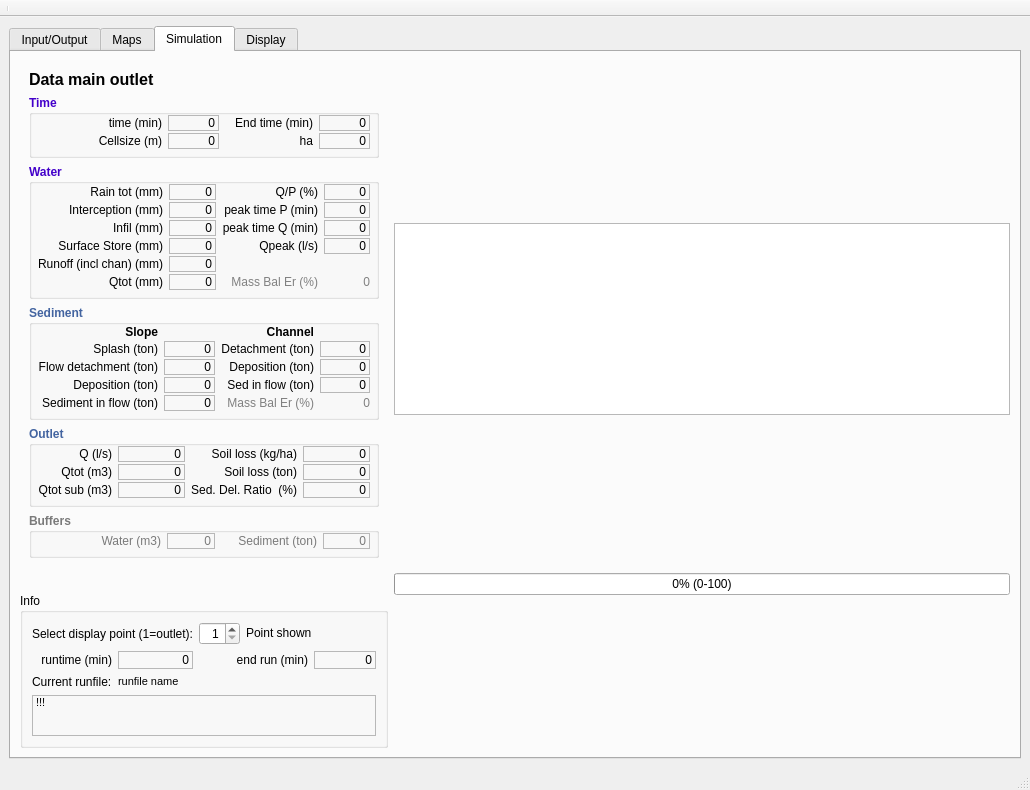
First picture: the form in ui_full/lisemqt.ui, repository vjetten/openlisem, before the edit.
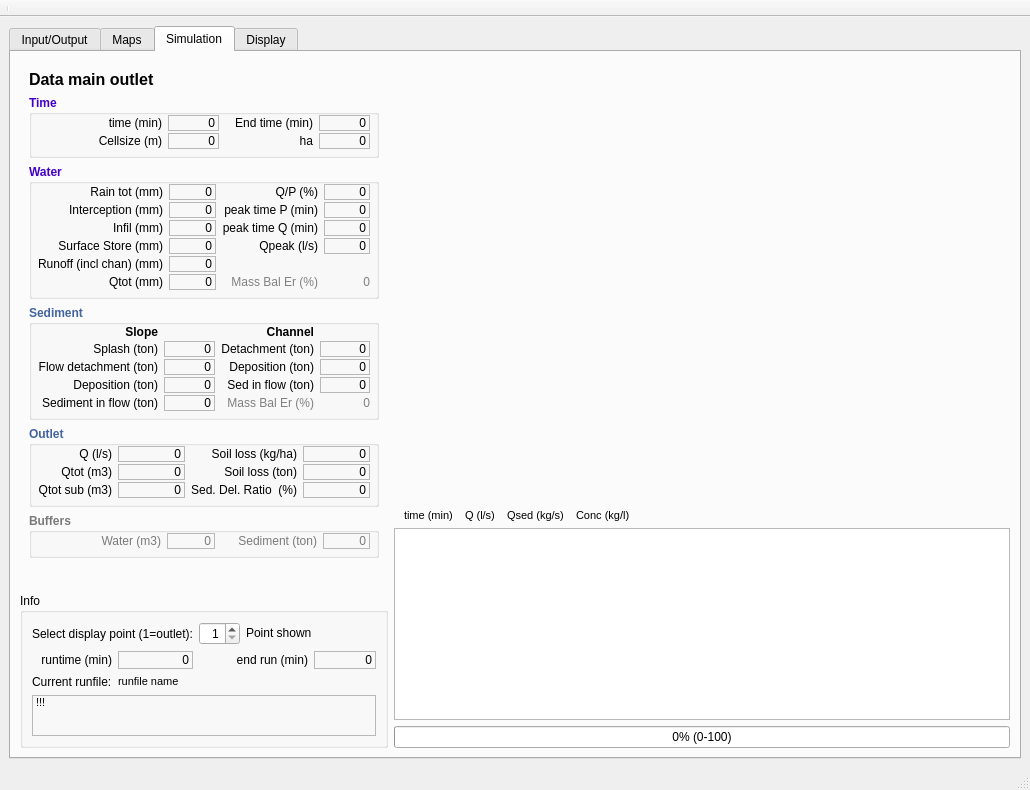
Second picture: the form after the edit. The open tabs and pages were chosen to show the change. Icons and pictures are not drawn.

Patch:
```diff
--- a/ui_full/lisemqt.ui
+++ b/ui_full/lisemqt.ui
@@ -12322,6 +12322,42 @@
             </property>
            </spacer>
           </item>
+          <item>
+           <spacer name="verticalSpacer_4">
+            <property name="orientation">
+             <enum>Qt::Vertical</enum>
+            </property>
+            <property name="sizeHint" stdset="0">
+             <size>
+              <width>20</width>
+              <height>40</height>
+             </size>
+            </property>
+           </spacer>
+          </item>
+          <item>
+           <widget class="QLabel" name="label_88">
+            <property name="sizePolicy">
+             <sizepolicy hsizetype="Preferred" vsizetype="Fixed">
+              <horstretch>0</horstretch>
+              <verstretch>0</verstretch>
+             </sizepolicy>
+            </property>
+            <property name="text">
+             <string>&lt;!DOCTYPE HTML PUBLIC &quot;-//W3C//DTD HTML 4.0//EN&quot; &quot;http://www.w3.org/TR/REC-html40/strict.dtd&quot;&gt;
+&lt;html&gt;&lt;head&gt;&lt;meta name=&quot;qrichtext&quot; content=&quot;1&quot; /&gt;&lt;style type=&quot;text/css&quot;&gt;
+p, li { white-space: pre-wrap; }
+&lt;/style&gt;&lt;/head&gt;&lt;body style=&quot; font-family:'MS Shell Dlg 2'; font-size:8.25pt; font-weight:400; font-style:normal;&quot;&gt;
+&lt;p style=&quot; margin-top:0px; margin-bottom:0px; margin-left:0px; margin-right:0px; -qt-block-indent:0; text-indent:0px;&quot;&gt;&lt;span style=&quot; font-size:8pt;&quot;&gt;time (min)    Q (l/s)    Qsed (kg/s)    Conc (kg/l) &lt;/span&gt;&lt;/p&gt;&lt;/body&gt;&lt;/html&gt;</string>
+            </property>
+            <property name="margin">
+             <number>0</number>
+            </property>
+            <property name="indent">
+             <number>10</number>
+            </property>
+           </widget>
+          </item>
           <item>
            <widget class="QPlainTextEdit" name="textGraph">
             <property name="sizePolicy">
```
Left out of the diff: 92 changed lines with no effect on the pictures.
